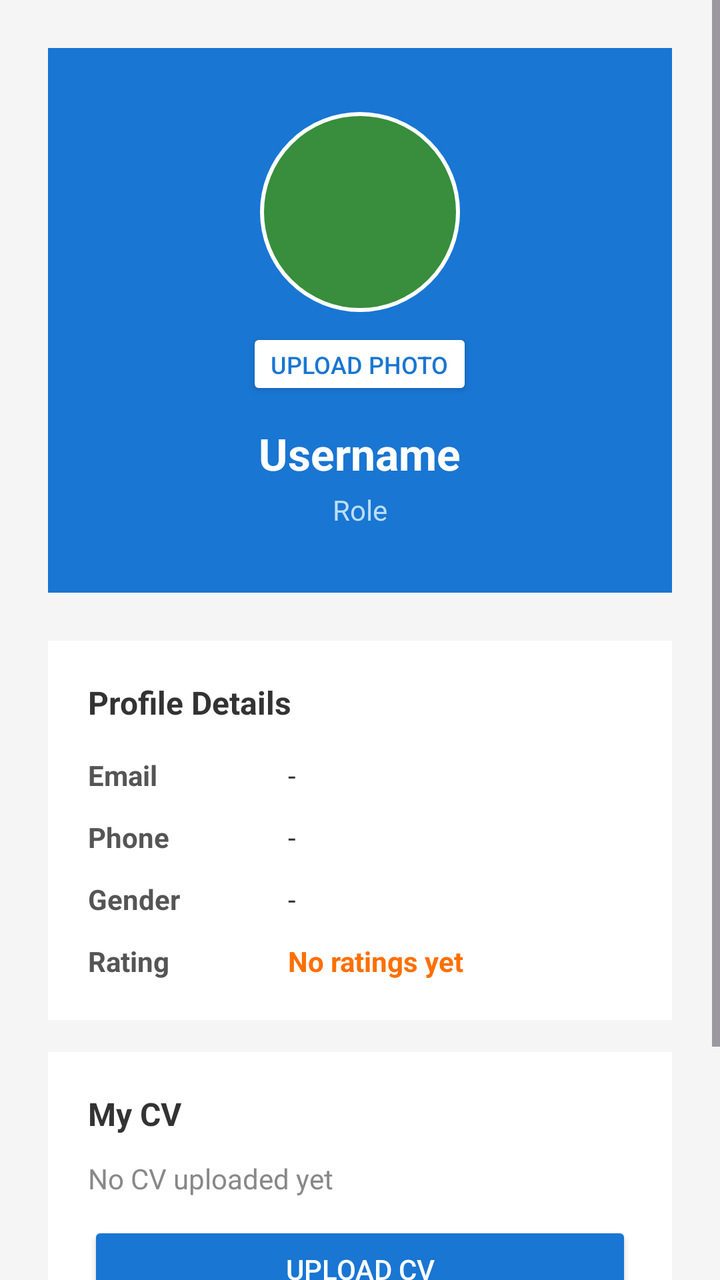
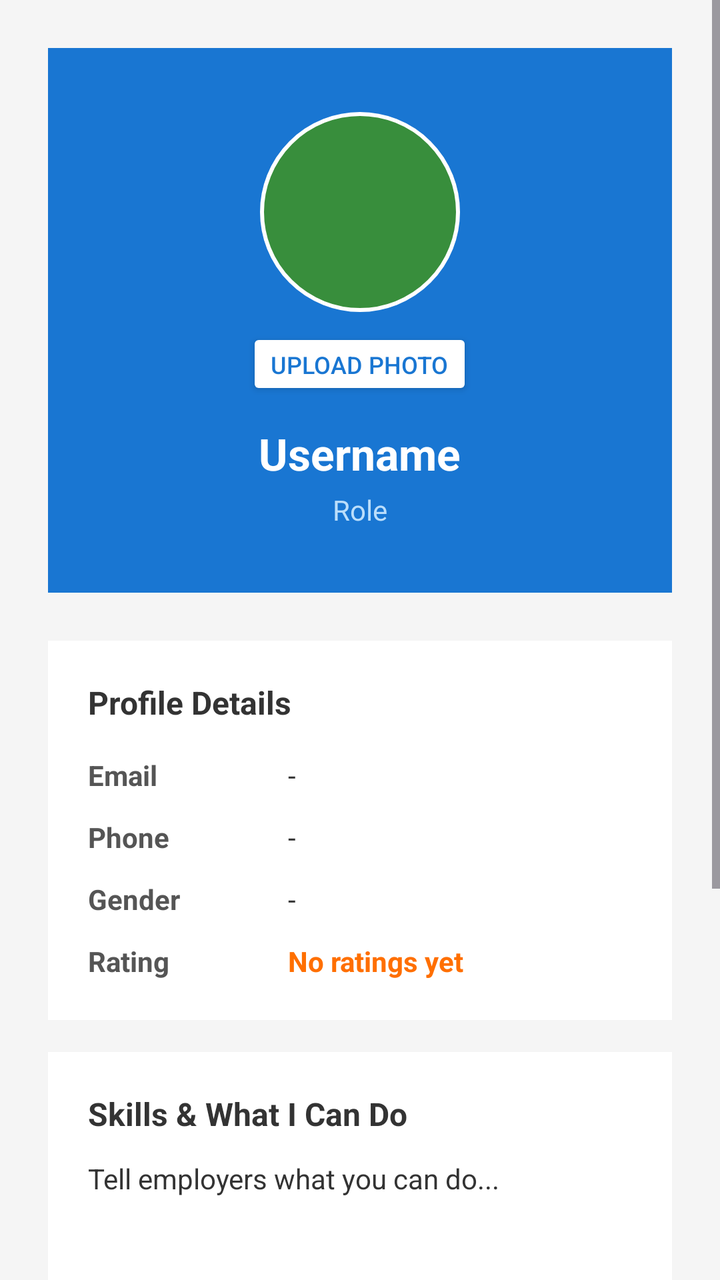

Two renders of the same Android screen: before a commit and after it. Below are the layout's source before the change and the commit's diff.
<!-- AndroidManifest.xml: application theme Theme.HireMeApp -->
<!-- res/layout/activity_profile.xml -->
<?xml version="1.0" encoding="utf-8"?>
<ScrollView xmlns:android="http://schemas.android.com/apk/res/android"
    android:layout_width="match_parent"
    android:layout_height="match_parent"
    android:background="#F5F5F5">

    <LinearLayout
        android:layout_width="match_parent"
        android:layout_height="wrap_content"
        android:orientation="vertical"
        android:padding="24dp">

        <LinearLayout
            android:layout_width="match_parent"
            android:layout_height="wrap_content"
            android:orientation="vertical"
            android:gravity="center"
            android:background="#1976D2"
            android:padding="32dp"
            android:layout_marginBottom="24dp">

            <ImageView
                android:id="@+id/imgProfile"
                android:layout_width="100dp"
                android:layout_height="100dp"
                android:layout_gravity="center"
                android:scaleType="centerCrop"
                android:visibility="gone"/>

            <TextView
                android:id="@+id/tvInitials"
                android:layout_width="100dp"
                android:layout_height="100dp"
                android:background="@drawable/bg_circle"
                android:gravity="center"
                android:textColor="@android:color/white"
                android:textSize="36sp"
                android:textStyle="bold"/>

            <Button
                android:id="@+id/btnUploadPhoto"
                android:layout_width="wrap_content"
                android:layout_height="36dp"
                android:text="@string/upload_photo"
                android:textSize="12sp"
                android:layout_marginTop="8dp"
                android:backgroundTint="#FFFFFF"
                android:textColor="#1976D2"/>

            <TextView
                android:id="@+id/tvProfileUsername"
                android:text="@string/username"
                android:textSize="22sp"
                android:textStyle="bold"
                android:textColor="@android:color/white"
                android:layout_width="wrap_content"
                android:layout_height="wrap_content"
                android:layout_marginTop="12dp"
                android:layout_marginBottom="4dp"/>

            <TextView
                android:id="@+id/tvProfileRole"
                android:layout_width="wrap_content"
                android:layout_height="wrap_content"
                android:text="@string/role"
                android:textColor="#BBDEFB"
                android:textSize="14sp"/>

        </LinearLayout>

        <TextView
            android:id="@+id/tvVerified"
            android:text="@string/verified_account"
            android:textSize="14sp"
            android:textColor="#388E3C"
            android:textStyle="bold"
            android:gravity="center"
            android:layout_width="match_parent"
            android:layout_height="wrap_content"
            android:layout_marginBottom="24dp"
            android:visibility="gone"/>

        
        <LinearLayout
            android:layout_width="match_parent"
            android:layout_height="wrap_content"
            android:orientation="vertical"
            android:background="@android:color/white"
            android:padding="20dp"
            android:layout_marginBottom="16dp">

            <TextView
                android:text="@string/profile_details"
                android:textSize="16sp"
                android:textStyle="bold"
                android:textColor="#333333"
                android:layout_width="wrap_content"
                android:layout_height="wrap_content"
                android:layout_marginBottom="16dp"/>

            <LinearLayout
                android:layout_width="match_parent"
                android:layout_height="wrap_content"
                android:orientation="horizontal"
                android:layout_marginBottom="12dp">
                <TextView
                    android:text="@string/email"
                    android:textStyle="bold"
                    android:textColor="#555555"
                    android:textSize="14sp"
                    android:layout_width="100dp"
                    android:layout_height="wrap_content"/>
                <TextView
                    android:id="@+id/tvProfileEmail"
                    android:text="-"
                    android:textColor="#333333"
                    android:textSize="14sp"
                    android:layout_width="0dp"
                    android:layout_weight="1"
                    android:layout_height="wrap_content"/>
            </LinearLayout>

            <LinearLayout
                android:layout_width="match_parent"
                android:layout_height="wrap_content"
                android:orientation="horizontal"
                android:layout_marginBottom="12dp">
                <TextView
                    android:text="@string/phone"
                    android:textStyle="bold"
                    android:textColor="#555555"
                    android:textSize="14sp"
                    android:layout_width="100dp"
                    android:layout_height="wrap_content"/>
                <TextView
                    android:id="@+id/tvProfilePhone"
                    android:text="-"
                    android:textColor="#333333"
                    android:textSize="14sp"
                    android:layout_width="0dp"
                    android:layout_weight="1"
                    android:layout_height="wrap_content"/>
            </LinearLayout>

            <LinearLayout
                android:layout_width="match_parent"
                android:layout_height="wrap_content"
                android:orientation="horizontal"
                android:layout_marginBottom="12dp">
                <TextView
                    android:text="Gender"
                    android:textStyle="bold"
                    android:textColor="#555555"
                    android:textSize="14sp"
                    android:layout_width="100dp"
                    android:layout_height="wrap_content"/>
                <TextView
                    android:id="@+id/tvProfileGender"
                    android:text="-"
                    android:textColor="#333333"
                    android:textSize="14sp"
                    android:layout_width="0dp"
                    android:layout_weight="1"
                    android:layout_height="wrap_content"/>
            </LinearLayout>

            <LinearLayout
                android:id="@+id/rowRating"
                android:layout_width="match_parent"
                android:layout_height="wrap_content"
                android:orientation="horizontal">
                <TextView
                    android:text="@string/rating"
                    android:textStyle="bold"
                    android:textColor="#555555"
                    android:textSize="14sp"
                    android:layout_width="100dp"
                    android:layout_height="wrap_content"/>
                <TextView
                    android:id="@+id/tvProfileRating"
                    android:text="No ratings yet"
                    android:textColor="#FF6F00"
                    android:textStyle="bold"
                    android:textSize="14sp"
                    android:layout_width="wrap_content"
                    android:layout_height="wrap_content"/>
            </LinearLayout>

        </LinearLayout>

        
        <LinearLayout
            android:id="@+id/cardCV"
            android:layout_width="match_parent"
            android:layout_height="wrap_content"
            android:orientation="vertical"
            android:background="@android:color/white"
            android:padding="20dp"
            android:layout_marginBottom="16dp">

            <TextView
                android:text="@string/my_cv"
                android:textSize="16sp"
                android:textStyle="bold"
                android:textColor="#333333"
                android:layout_width="wrap_content"
                android:layout_height="wrap_content"
                android:layout_marginBottom="12dp"/>

            <TextView
                android:id="@+id/tvCVStatus"
                android:text="No CV uploaded yet"
                android:textSize="14sp"
                android:textColor="#888888"
                android:layout_width="wrap_content"
                android:layout_height="wrap_content"
                android:layout_marginBottom="12dp"/>

            <Button
                android:id="@+id/btnUploadCV"
                android:text="Upload CV"
                android:textSize="14sp"
                android:backgroundTint="#1976D2"
                android:textColor="@android:color/white"
                android:layout_width="match_parent"
                android:layout_height="48dp"/>

        </LinearLayout>

        <Button
            android:id="@+id/btnProfileLogout"
            android:text="@string/logout"
            android:textSize="16sp"
            android:textColor="@android:color/white"
            android:backgroundTint="#D32F2F"
            android:layout_width="match_parent"
            android:layout_height="56dp"
            android:layout_marginTop="8dp"/>

    </LinearLayout>
</ScrollView>
<!-- resources referenced by this layout -->
<resources>
  <!-- drawable bg_circle (drawable) -->
  <?xml version="1.0" encoding="utf-8"?>
  <shape xmlns:android="http://schemas.android.com/apk/res/android"
      android:shape="oval">
      <solid android:color="#388E3C" />
      <stroke android:width="2dp" android:color="#FFFFFF"/>
  </shape>
  <string name="email">Email</string>
  <string name="logout">Logout</string>
  <string name="my_cv">My CV</string>
  <string name="phone">Phone</string>
  <string name="profile_details">Profile Details</string>
  <string name="rating">Rating</string>
  <string name="role">Role</string>
  <string name="upload_photo">Upload Photo</string>
  <string name="username">Username</string>
  <string name="verified_account">Verified Account</string>
  <style name="Theme.HireMeApp" parent="Base.Theme.HireMeApp" />
  <style name="Base.Theme.HireMeApp" parent="Theme.Material3.DayNight.NoActionBar">
          
          
      </style>
</resources>

<!-- the commit's change to res/layout/activity_profile.xml (unified diff, before → after) -->
@@ -199,7 +199,7 @@
             android:layout_marginBottom="16dp">
 
             <TextView
-                android:text="@string/my_cv"
+                android:text="Skills &amp; What I Can Do"
                 android:textSize="16sp"
                 android:textStyle="bold"
                 android:textColor="#333333"
@@ -209,21 +209,53 @@
 
             <TextView
                 android:id="@+id/tvCVStatus"
-                android:text="No CV uploaded yet"
+                android:text="Tell employers what you can do..."
                 android:textSize="14sp"
-                android:textColor="#888888"
-                android:layout_width="wrap_content"
+                android:textColor="#333333"
+                android:minLines="3"
+                android:layout_width="match_parent"
                 android:layout_height="wrap_content"
                 android:layout_marginBottom="12dp"/>
 
             <Button
                 android:id="@+id/btnUploadCV"
-                android:text="Upload CV"
+                android:text="Edit Skills Bio"
                 android:textSize="14sp"
                 android:backgroundTint="#1976D2"
                 android:textColor="@android:color/white"
                 android:layout_width="match_parent"
                 android:layout_height="48dp"/>
+
+            <View
+                android:layout_width="match_parent"
+                android:layout_height="1dp"
+                android:background="#EEEEEE"
+                android:layout_marginVertical="12dp"/>
+
+            <TextView
+                android:text="Portfolio"
+                android:textSize="16sp"
+                android:textStyle="bold"
+                android:textColor="#333333"
+                android:layout_width="wrap_content"
+                android:layout_height="wrap_content"
+                android:layout_marginBottom="8dp"/>
+
+            <androidx.recyclerview.widget.RecyclerView
+                android:id="@+id/recyclerPortfolio"
+                android:layout_width="match_parent"
+                android:layout_height="wrap_content"
+                android:nestedScrollingEnabled="false"
+                android:layout_marginBottom="12dp"/>
+
+            <Button
+                android:id="@+id/btnUploadPortfolio"
+                android:text="Add Portfolio Item"
+                android:textSize="12sp"
+                android:backgroundTint="#388E3C"
+                android:textColor="@android:color/white"
+                android:layout_width="match_parent"
+                android:layout_height="40dp"/>
 
         </LinearLayout>
 
<!-- resource entries referenced after the edit -->
@@ -9,7 +9,6 @@
   </shape>
   <string name="email">Email</string>
   <string name="logout">Logout</string>
-  <string name="my_cv">My CV</string>
   <string name="phone">Phone</string>
   <string name="profile_details">Profile Details</string>
   <string name="rating">Rating</string>
